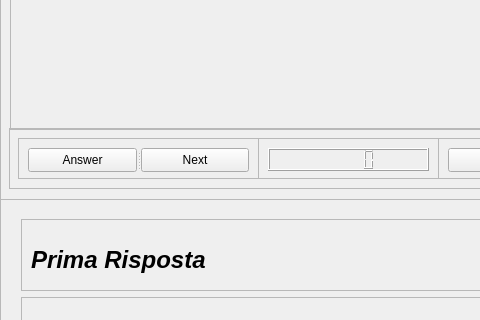
First picture: the form in cervellone.ui, repository AndreaCorna/cervellone, before the edit; both pictures show x 0 to 480 and y 378 to 698 of the 1205 by 800 pixel window.
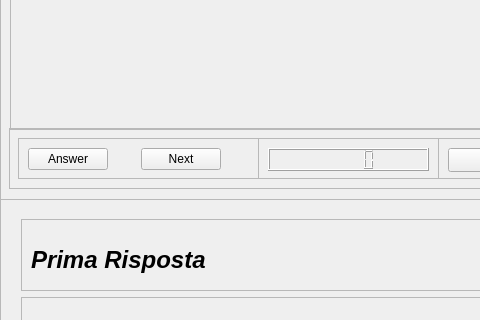
Second picture: the form after the edit. Custom widgets are drawn as their Qt base class.

Diff of the .ui file:
```diff
--- a/cervellone.ui
+++ b/cervellone.ui
@@ -235,28 +235,31 @@
       <property name="frameShadow">
        <enum>QFrame::Raised</enum>
       </property>
-      <widget class="QSplitter" name="splitter">
+      <widget class="QPushButton" name="answer_button">
        <property name="geometry">
         <rect>
          <x>10</x>
          <y>10</y>
-         <width>221</width>
-         <height>24</height>
+         <width>80</width>
+         <height>22</height>
         </rect>
        </property>
-       <property name="orientation">
-        <enum>Qt::Horizontal</enum>
+       <property name="text">
+        <string>Answer</string>
        </property>
-       <widget class="QPushButton" name="answer_button">
-        <property name="text">
-         <string>Answer</string>
-        </property>
-       </widget>
-       <widget class="QPushButton" name="next_button">
-        <property name="text">
-         <string>Next</string>
-        </property>
-       </widget>
+      </widget>
+      <widget class="QPushButton" name="next_button">
+       <property name="geometry">
+        <rect>
+         <x>123</x>
+         <y>10</y>
+         <width>80</width>
+         <height>22</height>
+        </rect>
+       </property>
+       <property name="text">
+        <string>Next</string>
+       </property>
       </widget>
      </widget>
      <widget class="QFrame" name="frame_6">
```
Left out of the diff: 31 changed lines with no effect on the pictures.
